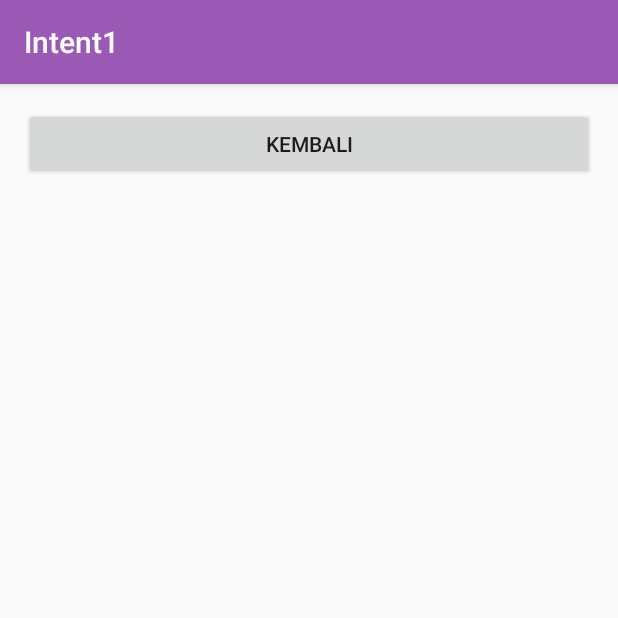
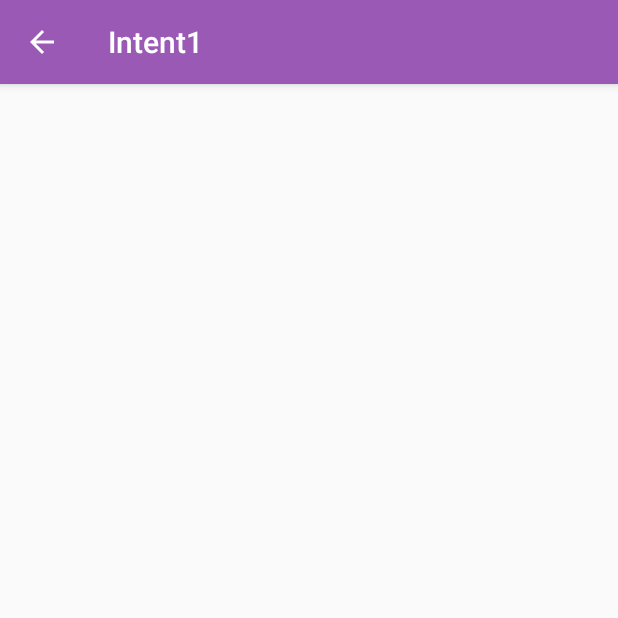
Before and after one commit to rehanarroihan/Intent1, an Android app: the HasilActivity screen opened directly, with no data from a screen before it, on a phone screen of 412 x 824 dp, the top half of it. Run offline under Robolectric (Android 15) with nearby library versions, the phone set to English and light mode, and no system bars.

```diff
--- a/app/src/main/java/id/sch/smktelkom_mlg/learn/intent1/HasilActivity.java
+++ b/app/src/main/java/id/sch/smktelkom_mlg/learn/intent1/HasilActivity.java
@@ -2,7 +2,7 @@ package id.sch.smktelkom_mlg.learn.intent1;
 
 import android.os.Bundle;
 import android.support.v7.app.AppCompatActivity;
-import android.view.View;
+import android.view.MenuItem;
 
 public class HasilActivity extends AppCompatActivity {
 
@@ -11,11 +11,15 @@ public class HasilActivity extends AppCompatActivity {
         super.onCreate(savedInstanceState);
         setContentView(R.layout.activity_hasil);
 
-        findViewById(R.id.buttonBack).setOnClickListener(new View.OnClickListener() {
-            @Override
-            public void onClick(View view) {
-                onBackPressed();
-            }
-        });
+        getSupportActionBar().setDisplayHomeAsUpEnabled(true);
+    }
+
+    @Override
+    public boolean onOptionsItemSelected(MenuItem item) {
+        if (item.getItemId() == android.R.id.home) {
+            onBackPressed();
+            return true;
+        }
+        return super.onOptionsItemSelected(item);
     }
 }
--- a/app/src/main/res/layout/activity_hasil.xml
+++ b/app/src/main/res/layout/activity_hasil.xml
@@ -9,9 +9,4 @@
     android:paddingTop="@dimen/activity_vertical_margin"
     tools:context="id.sch.smktelkom_mlg.learn.intent1.HasilActivity">
 
-    <Button
-        android:id="@+id/buttonBack"
-        android:layout_width="match_parent"
-        android:layout_height="wrap_content"
-        android:text="Kembali" />
 </LinearLayout>
```
